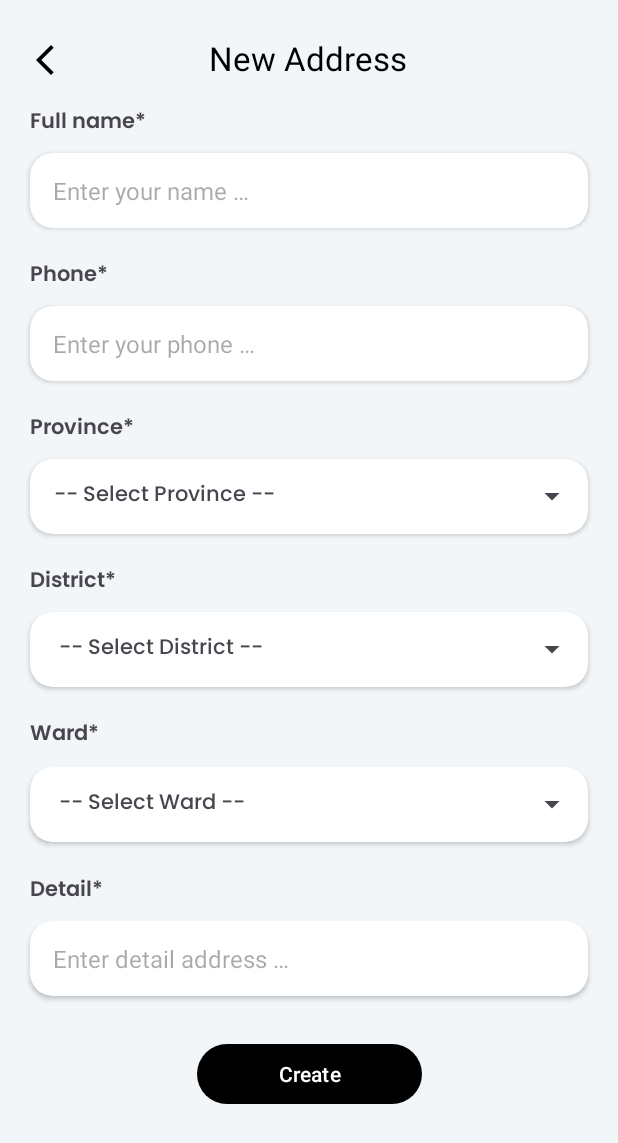
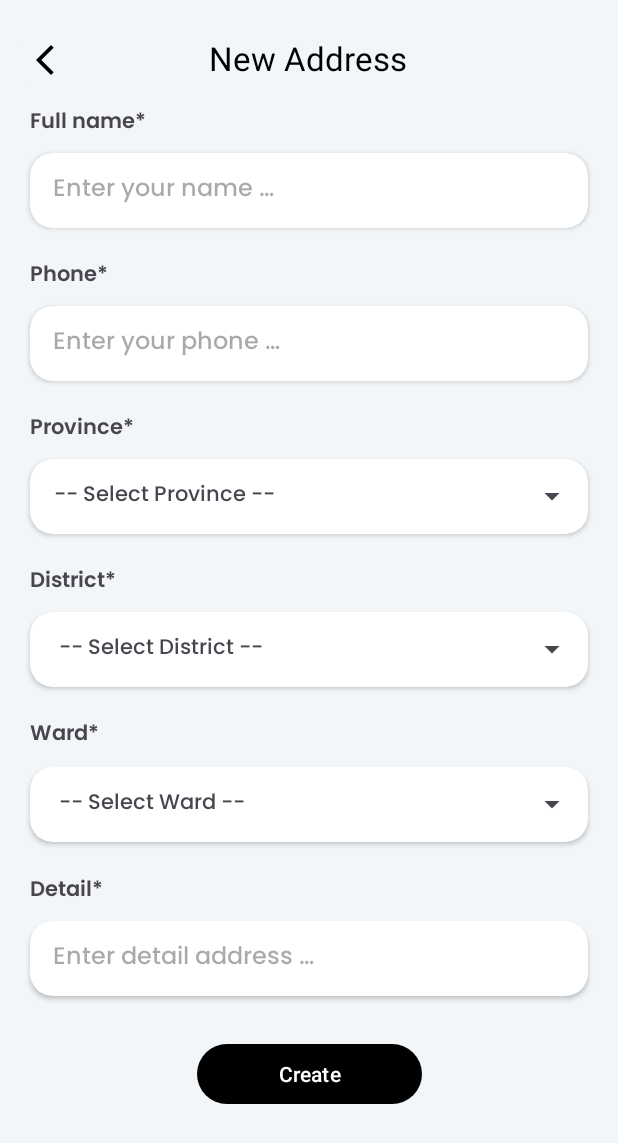
Before and after one commit to FPT-NMTung/Shopping-Android, an Android app: the CreateNewAddress screen opened directly, with no data from a screen before it, on a phone screen of 412 x 824 dp. Shown: the top 1143 px of the screen. Run offline under Robolectric (Android 15) with nearby library versions, the phone set to English and light mode, and no system bars.

Commit message:
add font for edit text fields

```diff
--- a/app/src/main/res/layout/activity_active_account.xml
+++ b/app/src/main/res/layout/activity_active_account.xml
@@ -103,6 +103,7 @@
             android:layout_marginRight="5dp"
             android:background="@color/mainBackGroundColor"
             android:ems="10"
+            android:fontFamily="@font/poppins_medium"
             android:importantForAutofill="no"
             android:inputType="textPersonName"
             tools:ignore="LabelFor,SpeakableTextPresentCheck" />
--- a/app/src/main/res/layout/activity_create_new_address.xml
+++ b/app/src/main/res/layout/activity_create_new_address.xml
@@ -88,22 +88,23 @@
                         android:id="@+id/cnaCardView1">
 
                     <EditText
+                        android:id="@+id/editText_cna_name"
                         android:layout_width="match_parent"
                         android:layout_height="match_parent"
-                            android:inputType="textPersonName"
-                            android:ems="10"
-                            android:id="@+id/editText_cna_name"
-                            android:textSize="16sp"
                         android:layout_marginLeft="15dp"
                         android:layout_marginTop="10dp"
                         android:layout_marginRight="15dp"
                         android:layout_marginBottom="10dp"
+                        android:background="@android:color/transparent"
+                        android:ems="10"
+                        android:fontFamily="@font/poppins_medium"
+                        android:hint="@string/CNA__editName"
+                        android:inputType="textPersonName"
+                        android:paddingLeft="0dp"
                         android:paddingTop="0dp"
                         android:paddingRight="0dp"
                         android:paddingBottom="0dp"
-                            android:paddingLeft="0dp"
-                            android:background="@android:color/transparent"
-                            android:hint="@string/CNA__editName" />
+                        android:textSize="16sp" />
                 </androidx.cardview.widget.CardView>
             </androidx.constraintlayout.widget.ConstraintLayout>
 
@@ -140,22 +141,23 @@
                         android:layout_marginBottom="8dp">
 
                     <EditText
+                        android:id="@+id/editText_cna_phone"
                         android:layout_width="match_parent"
                         android:layout_height="match_parent"
-                            android:inputType="number"
-                            android:ems="10"
-                            android:id="@+id/editText_cna_phone"
-                            android:textSize="16sp"
                         android:layout_marginLeft="15dp"
                         android:layout_marginTop="10dp"
                         android:layout_marginRight="15dp"
                         android:layout_marginBottom="10dp"
+                        android:background="@android:color/transparent"
+                        android:ems="10"
+                        android:fontFamily="@font/poppins_medium"
+                        android:hint="@string/CNA__editPhone"
+                        android:inputType="number"
+                        android:paddingLeft="0dp"
                         android:paddingTop="0dp"
                         android:paddingRight="0dp"
                         android:paddingBottom="0dp"
-                            android:paddingLeft="0dp"
-                            android:background="@android:color/transparent"
-                            android:hint="@string/CNA__editPhone" />
+                        android:textSize="16sp" />
                 </androidx.cardview.widget.CardView>
             </androidx.constraintlayout.widget.ConstraintLayout>
 
@@ -305,23 +307,24 @@
                         android:layout_marginTop="8dp" >
 
                     <EditText
+                        android:id="@+id/editText_cna_detail"
                         android:layout_width="match_parent"
                         android:layout_height="match_parent"
-                            android:inputType="textPersonName"
-                            android:gravity="fill"
-                            android:ems="10"
-                            android:id="@+id/editText_cna_detail"
-                            android:textSize="16sp"
                         android:layout_marginLeft="15dp"
                         android:layout_marginTop="10dp"
                         android:layout_marginRight="15dp"
                         android:layout_marginBottom="10dp"
+                        android:background="@android:color/transparent"
+                        android:ems="10"
+                        android:fontFamily="@font/poppins_medium"
+                        android:gravity="fill"
+                        android:hint="@string/CNA__editDetail"
+                        android:inputType="textPersonName"
+                        android:paddingLeft="0dp"
                         android:paddingTop="0dp"
                         android:paddingRight="0dp"
                         android:paddingBottom="0dp"
-                            android:paddingLeft="0dp"
-                            android:background="@android:color/transparent"
-                            android:hint="@string/CNA__editDetail"/>
+                        android:textSize="16sp" />
                 </androidx.cardview.widget.CardView>
             </androidx.constraintlayout.widget.ConstraintLayout>
 
--- a/app/src/main/res/layout/activity_forgot_password.xml
+++ b/app/src/main/res/layout/activity_forgot_password.xml
@@ -75,6 +75,7 @@
             android:layout_marginRight="5dp"
             android:background="@color/mainBackGroundColor"
             android:ems="10"
+            android:fontFamily="@font/poppins_medium"
             android:importantForAutofill="no"
             android:inputType="textEmailAddress"
             tools:ignore="LabelFor,SpeakableTextPresentCheck" />
--- a/app/src/main/res/layout/activity_login.xml
+++ b/app/src/main/res/layout/activity_login.xml
@@ -104,6 +104,7 @@
             android:layout_marginRight="5dp"
             android:background="@color/mainBackGroundColor"
             android:ems="10"
+            android:fontFamily="@font/poppins_medium"
             android:importantForAutofill="no"
             android:inputType="textEmailAddress"
             tools:ignore="LabelFor,SpeakableTextPresentCheck" />
@@ -131,6 +132,7 @@
             android:layout_marginRight="5dp"
             android:background="@color/mainBackGroundColor"
             android:ems="10"
+            android:fontFamily="@font/poppins_medium"
             android:importantForAutofill="no"
             android:inputType="textPassword"
             tools:ignore="LabelFor,SpeakableTextPresentCheck" />
--- a/app/src/main/res/layout/activity_my_order_history.xml
+++ b/app/src/main/res/layout/activity_my_order_history.xml
@@ -60,6 +60,7 @@
         android:layout_width="match_parent"
         android:layout_height="0dp"
         android:background="@color/mainBackGroundColor"
+        android:visibility="gone"
         app:layout_constraintBottom_toBottomOf="parent"
         app:layout_constraintEnd_toEndOf="parent"
         app:layout_constraintStart_toStartOf="parent"
--- a/app/src/main/res/layout/activity_register.xml
+++ b/app/src/main/res/layout/activity_register.xml
@@ -77,6 +77,7 @@
             android:layout_marginRight="5dp"
             android:background="@color/mainBackGroundColor"
             android:ems="10"
+            android:fontFamily="@font/poppins_medium"
             android:importantForAutofill="no"
             android:inputType="textEmailAddress"
             tools:ignore="LabelFor,SpeakableTextPresentCheck" />
@@ -134,6 +135,7 @@
             android:layout_marginRight="5dp"
             android:background="@color/mainBackGroundColor"
             android:ems="10"
+            android:fontFamily="@font/poppins_medium"
             android:importantForAutofill="no"
             android:inputType="textPassword"
             tools:ignore="LabelFor,SpeakableTextPresentCheck" />
@@ -161,6 +163,7 @@
             android:layout_marginRight="5dp"
             android:background="@color/mainBackGroundColor"
             android:ems="10"
+            android:fontFamily="@font/poppins_medium"
             android:importantForAutofill="no"
             android:inputType="textPassword"
             tools:ignore="LabelFor,SpeakableTextPresentCheck" />
--- a/app/src/main/res/layout/activity_reset_password.xml
+++ b/app/src/main/res/layout/activity_reset_password.xml
@@ -90,6 +90,7 @@
             android:layout_marginRight="5dp"
             android:background="@color/mainBackGroundColor"
             android:ems="10"
+            android:fontFamily="@font/poppins_medium"
             android:importantForAutofill="no"
             android:inputType="textPassword"
             tools:ignore="LabelFor,SpeakableTextPresentCheck" />
@@ -117,6 +118,7 @@
             android:layout_marginRight="5dp"
             android:background="@color/mainBackGroundColor"
             android:ems="10"
+            android:fontFamily="@font/poppins_medium"
             android:importantForAutofill="no"
             android:inputType="textPersonName"
             tools:ignore="LabelFor,SpeakableTextPresentCheck" />
```
Lines whose indentation alone changed are shown as unchanged.
